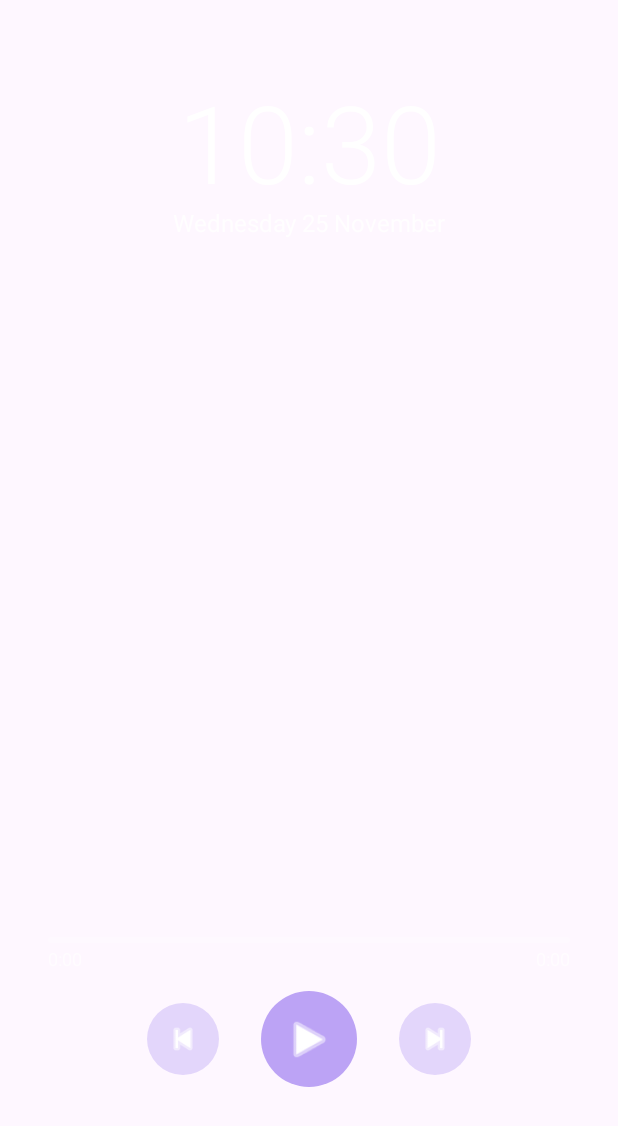
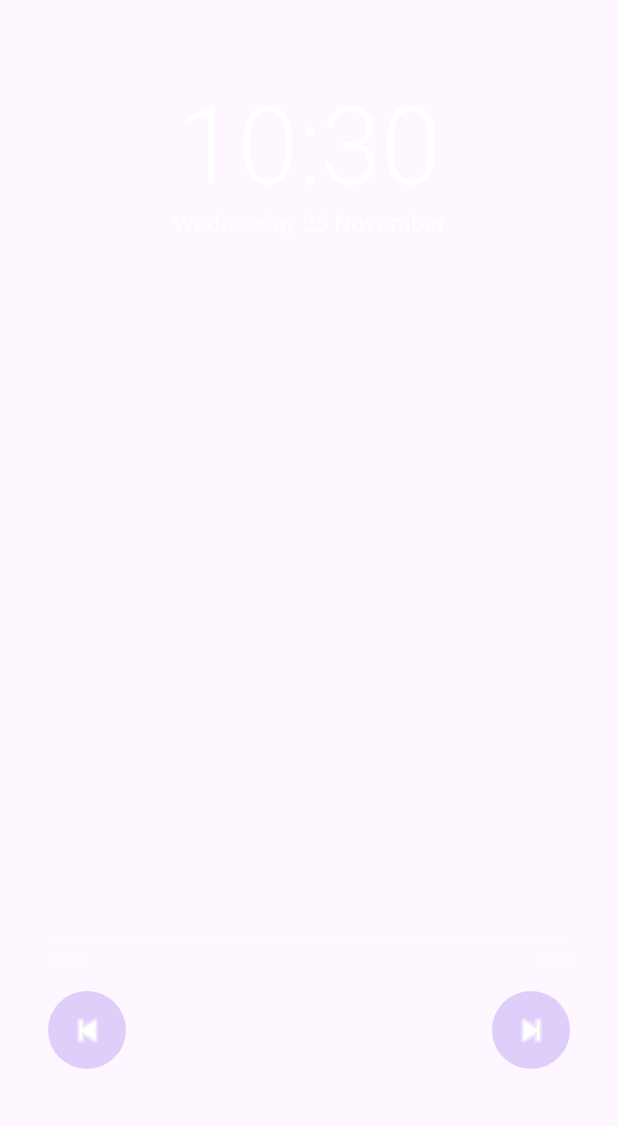
Before and after one commit to guillaume-ctrlfallou/spotify-vinyl, an Android app built with Jetpack Compose: the composable LockScreen shown on its own in the app's theme, on a phone screen of 412 x 824 dp. Shown: the top 1126 px of the screen. Run offline under Robolectric (Android 15) with nearby library versions, the phone set to English and light mode, and no system bars; libraries missing offline, so code that uses them is left out: androidx.palette.graphics.

```diff
--- a/app/src/main/java/com/guillaume/vinyl/LockActivity.kt
+++ b/app/src/main/java/com/guillaume/vinyl/LockActivity.kt
@@ -161,13 +161,10 @@ private fun LockScreen(onUnlock: () -> Unit) {
             Spacer(Modifier.height(18.dp))
             Progress(s.durationMs, accent)
             Spacer(Modifier.height(14.dp))
-            Row(verticalAlignment = Alignment.CenterVertically, horizontalArrangement = Arrangement.spacedBy(28.dp)) {
-                Control(android.R.drawable.ic_media_previous, 48.dp, accent.copy(alpha = 0.18f)) { Player.previous() }
-                Control(
-                    if (s.isPlaying) android.R.drawable.ic_media_pause else android.R.drawable.ic_media_play,
-                    64.dp, accent.copy(alpha = 0.45f),
-                ) { Player.togglePlayPause() }
-                Control(android.R.drawable.ic_media_next, 48.dp, accent.copy(alpha = 0.18f)) { Player.next() }
+            // Arrows at the edges, centre left free for the fingerprint sensor; the disc does play/pause.
+            Row(Modifier.fillMaxWidth(), horizontalArrangement = Arrangement.SpaceBetween) {
+                Control(android.R.drawable.ic_media_previous, 52.dp, accent.copy(alpha = 0.22f)) { Player.previous() }
+                Control(android.R.drawable.ic_media_next, 52.dp, accent.copy(alpha = 0.22f)) { Player.next() }
             }
         }
 
```
